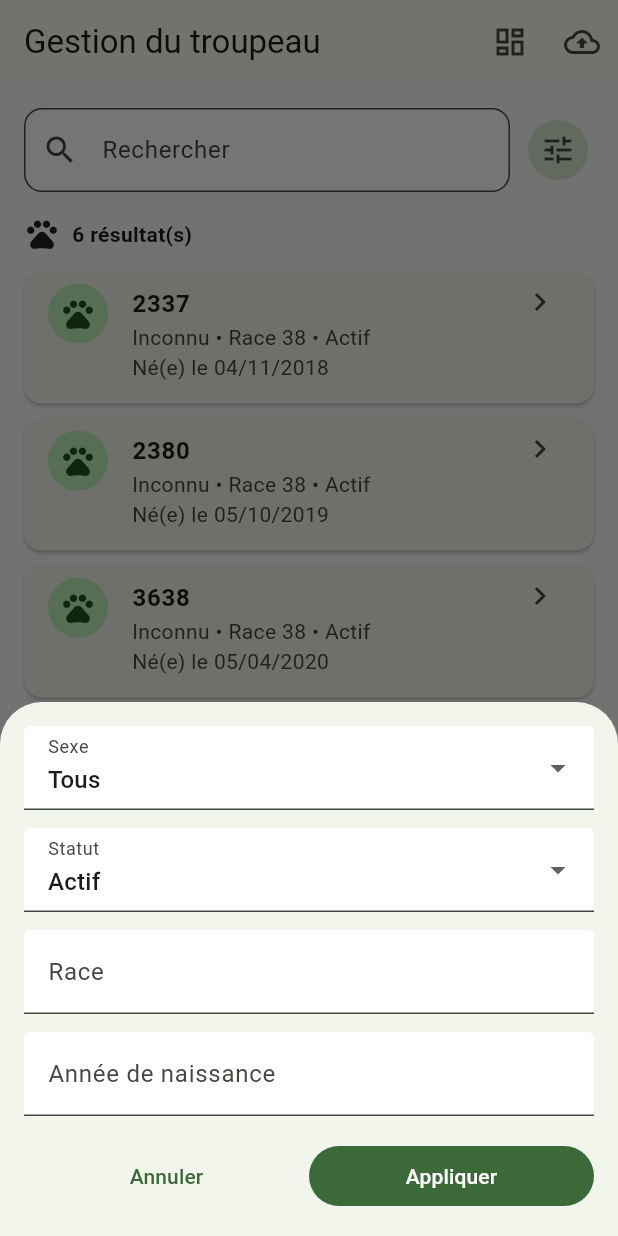
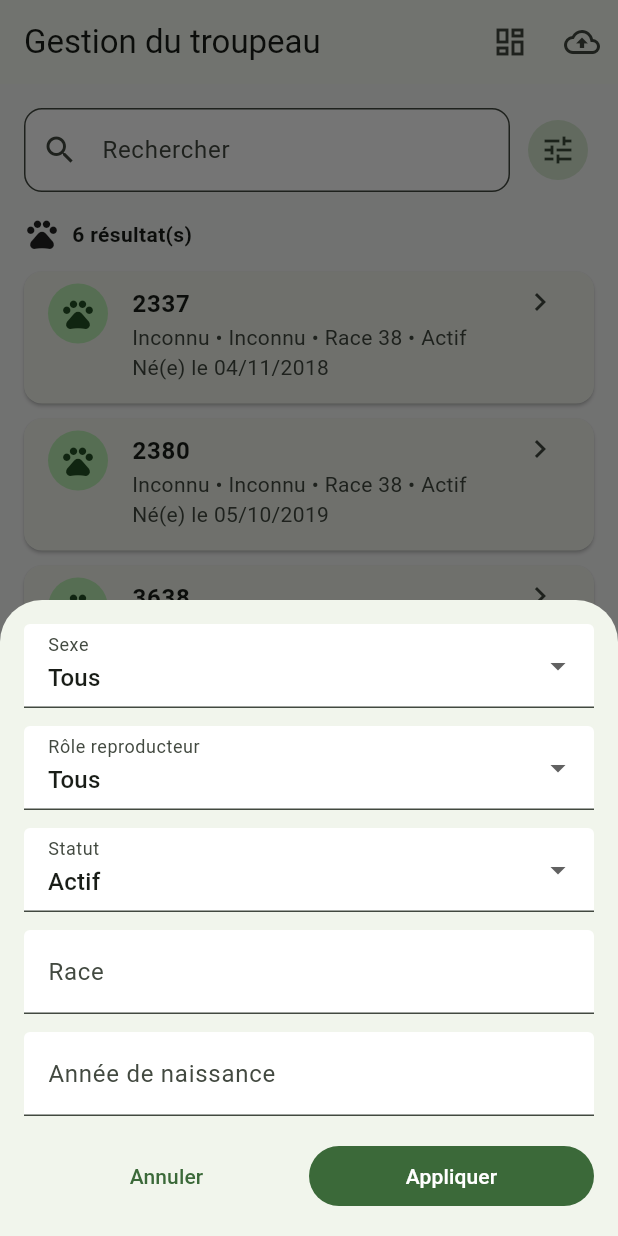
Before and after one commit to mateolilien55-bot/gestion_troupeau, a Flutter app: the screen it shows after launch, after a tap on the "tune" icon, on a phone screen of 412 x 824 dp. Run offline on Flutter 3.47's test engine with Material 3 defaults, Android fonts, the light colour scheme and no system bars; our stand-ins replace sqflite, sqflite_common_ffi; accounts and stored records are empty.

Commit message:
Ajoute filtre de statut reproducteur

```diff
--- a/lib/screens/home_screen.dart
+++ b/lib/screens/home_screen.dart
@@ -22,6 +22,7 @@ class _HomeScreenState extends State<HomeScreen> {
   bool _loading = true;
   String? _sex;
   String? _status = 'Actif';
+  String? _reproductiveRole;
   String? _race;
   int? _birthYear;
 
@@ -45,6 +46,7 @@ class _HomeScreenState extends State<HomeScreen> {
         sex: _sex,
         race: _race,
         status: _status,
+        reproductiveRole: _reproductiveRole,
         birthYear: _birthYear,
       );
       if (!mounted) return;
@@ -73,6 +75,7 @@ class _HomeScreenState extends State<HomeScreen> {
   Future<void> _showFilters() async {
     String? sex = _sex;
     String? status = _status;
+    String? reproductiveRole = _reproductiveRole;
     final raceController = TextEditingController(text: _race ?? '');
     final yearController = TextEditingController(text: _birthYear?.toString() ?? '');
     final apply = await showModalBottomSheet<bool>(
@@ -81,6 +84,7 @@ class _HomeScreenState extends State<HomeScreen> {
       builder: (sheetContext) => StatefulBuilder(
         builder: (context, setSheetState) => Padding(
           padding: EdgeInsets.fromLTRB(16, 16, 16, MediaQuery.of(context).viewInsets.bottom + 16),
+          child: SingleChildScrollView(
             child: Column(
               mainAxisSize: MainAxisSize.min,
               children: [
@@ -94,6 +98,18 @@ class _HomeScreenState extends State<HomeScreen> {
                     DropdownMenuItem(value: 'Inconnu', child: Text('Inconnu')),
                   ],
                   onChanged: (value) => setSheetState(() => sex = value),
+                ),
+                const SizedBox(height: 12),
+                DropdownButtonFormField<String?>(
+                  value: reproductiveRole,
+                  decoration: const InputDecoration(labelText: 'Rôle reproducteur'),
+                  items: const [
+                    DropdownMenuItem(value: null, child: Text('Tous')),
+                    DropdownMenuItem(value: 'Reproducteur', child: Text('Reproducteur')),
+                    DropdownMenuItem(value: 'Non reproducteur', child: Text('Non reproducteur')),
+                    DropdownMenuItem(value: 'Inconnu', child: Text('Inconnu')),
+                  ],
+                  onChanged: (value) => setSheetState(() => reproductiveRole = value),
                 ),
                 const SizedBox(height: 12),
                 DropdownButtonFormField<String?>(
@@ -123,10 +139,12 @@ class _HomeScreenState extends State<HomeScreen> {
             ),
           ),
         ),
+      ),
     );
     if (apply == true) {
       _sex = sex;
       _status = status;
+      _reproductiveRole = reproductiveRole;
       _race = raceController.text.trim().isEmpty ? null : raceController.text.trim();
       _birthYear = int.tryParse(yearController.text.trim());
       await _search();
@@ -164,7 +182,7 @@ class _HomeScreenState extends State<HomeScreen> {
                     onChanged: (_) => _search(),
                     decoration: InputDecoration(
                       labelText: 'Rechercher',
-                      hintText: 'Numéro, race, notes…',
+                      hintText: 'Numéro, race, mère, père, notes…',
                       prefixIcon: const Icon(Icons.search),
                       border: OutlineInputBorder(borderRadius: BorderRadius.circular(12)),
                     ),
@@ -198,7 +216,7 @@ class _HomeScreenState extends State<HomeScreen> {
                               child: ListTile(
                                 leading: const CircleAvatar(child: Icon(Icons.pets)),
                                 title: Text(animal.identification, style: const TextStyle(fontWeight: FontWeight.bold)),
-                                subtitle: Text('${animal.sexe ?? 'Inconnu'} • Race ${animal.race} • ${animal.status}\nNé(e) le ${d.day.toString().padLeft(2, '0')}/${d.month.toString().padLeft(2, '0')}/${d.year}'),
+                                subtitle: Text('${animal.sexe ?? 'Inconnu'} • ${animal.normalizedReproductiveRole.label} • Race ${animal.race} • ${animal.status}\nNé(e) le ${d.day.toString().padLeft(2, '0')}/${d.month.toString().padLeft(2, '0')}/${d.year}'),
                                 isThreeLine: true,
                                 trailing: const Icon(Icons.chevron_right),
                                 onTap: () => _openAnimal(animal),
```
Lines whose indentation alone changed are shown as unchanged.
